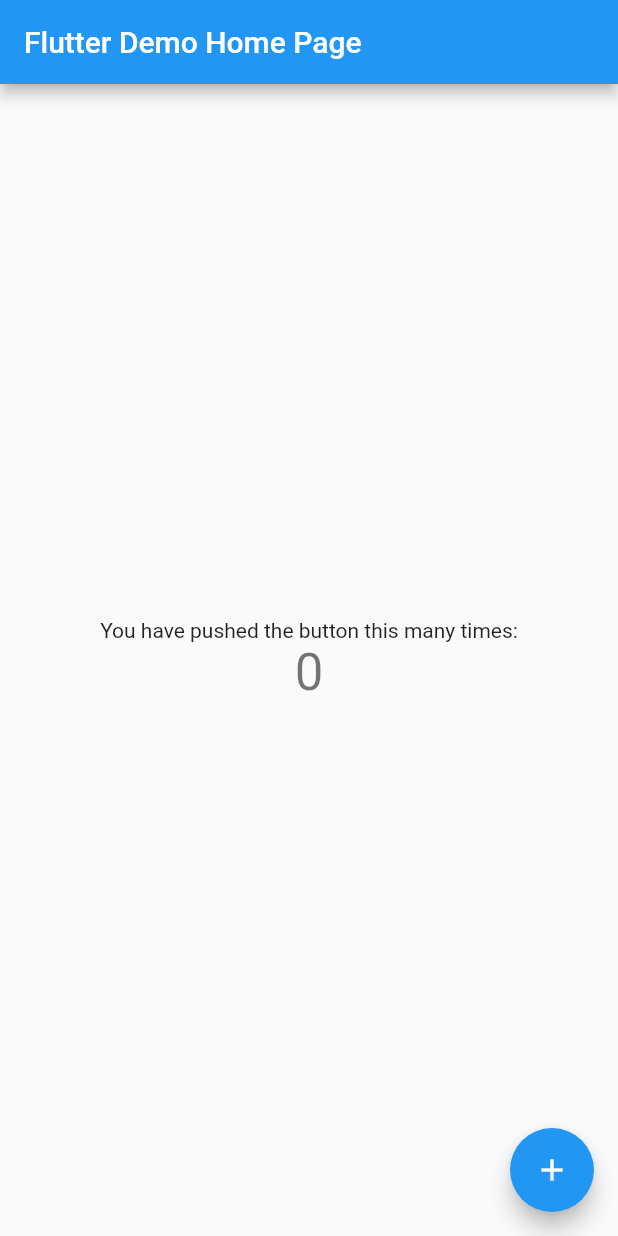
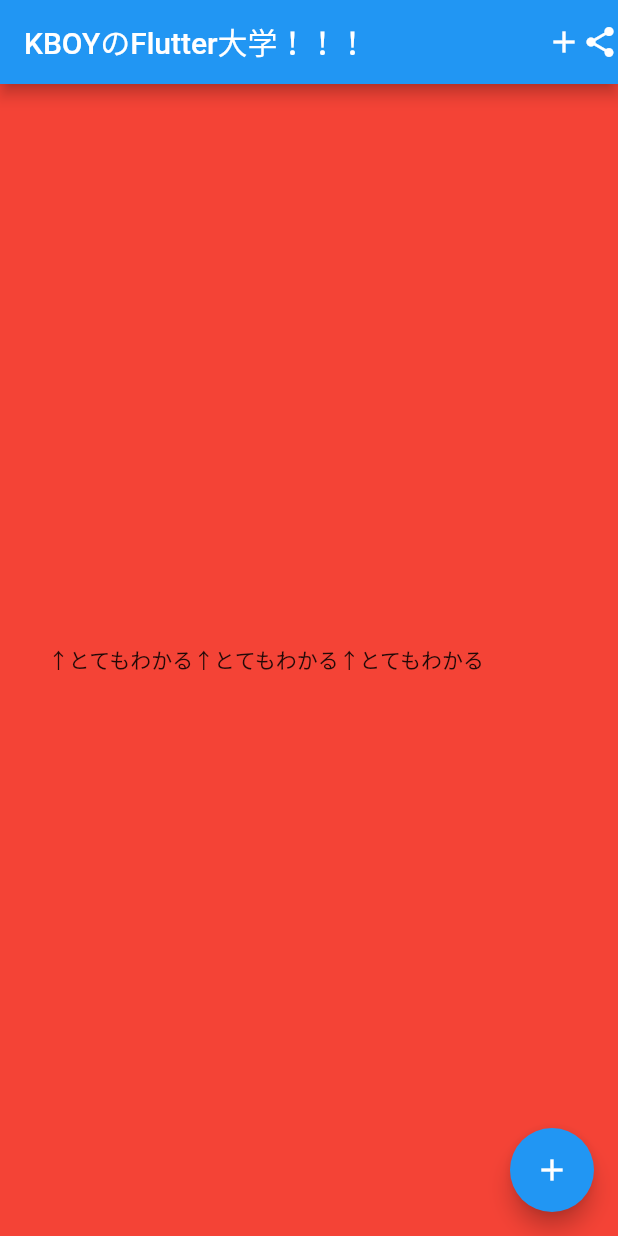
Before and after one commit to TaiyoMate/untitledflutter, a Flutter app: the screen it shows after launch, on a phone screen of 412 x 824 dp. Run offline on Flutter 3.47's test engine with Material 2 defaults, Android fonts, the phone set to English and light mode, and no system bars.

Commit message:
kboy-study: widget

```diff
--- a/lib/main.dart
+++ b/lib/main.dart
@@ -6,22 +6,11 @@
 
 class MyApp extends StatelessWidget {
   const MyApp({Key? key}) : super(key: key);
-
-  // This widget is the root of your application.
   @override
   Widget build(BuildContext context) {
     return MaterialApp(
       title: 'Flutter Demo',
       theme: ThemeData(
-        // This is the theme of your application.
-        //
-        // Try running your application with "flutter run". You'll see the
-        // application has a blue toolbar. Then, without quitting the app, try
-        // changing the primarySwatch below to Colors.green and then invoke
-        // "hot reload" (press "r" in the console where you ran "flutter run",
-        // or simply save your changes to "hot reload" in a Flutter IDE).
-        // Notice that the counter didn't reset back to zero; the application
-        // is not restarted.
         primarySwatch: Colors.blue,
       ),
       home: const MyHomePage(title: 'Flutter Demo Home Page'),
@@ -31,15 +20,6 @@
 
 class MyHomePage extends StatefulWidget {
   const MyHomePage({Key? key, required this.title}) : super(key: key);
-
-  // This widget is the home page of your application. It is stateful, meaning
-  // that it has a State object (defined below) that contains fields that affect
-  // how it looks.
-
-  // This class is the configuration for the state. It holds the values (in this
-  // case the title) provided by the parent (in this case the App widget) and
-  // used by the build method of the State. Fields in a Widget subclass are
-  // always marked "final".
 
   final String title;
 
@@ -52,64 +32,39 @@
 
   void _incrementCounter() {
     setState(() {
-      // This call to setState tells the Flutter framework that something has
-      // changed in this State, which causes it to rerun the build method below
-      // so that the display can reflect the updated values. If we changed
-      // _counter without calling setState(), then the build method would not be
-      // called again, and so nothing would appear to happen.
       _counter++;
     });
   }
 
   @override
   Widget build(BuildContext context) {
-    // This method is rerun every time setState is called, for instance as done
-    // by the _incrementCounter method above.
-    //
-    // The Flutter framework has been optimized to make rerunning build methods
-    // fast, so that you can just rebuild anything that needs updating rather
-    // than having to individually change instances of widgets.
     return Scaffold(
       appBar: AppBar(
-        // Here we take the value from the MyHomePage object that was created by
-        // the App.build method, and use it to set our appbar title.
-        title: Text(widget.title),
+        title: Text('KBOYのFlutter大学！！！'),
+        actions: [
+          Icon(Icons.add),
+          Icon(Icons.share),
+        ],
       ),
-      body: Center(
-        // Center is a layout widget. It takes a single child and positions it
-        // in the middle of the parent.
-        child: Column(
-          // Column is also a layout widget. It takes a list of children and
-          // arranges them vertically. By default, it sizes itself to fit its
-          // children horizontally, and tries to be as tall as its parent.
-          //
-          // Invoke "debug painting" (press "p" in the console, choose the
-          // "Toggle Debug Paint" action from the Flutter Inspector in Android
-          // Studio, or the "Toggle Debug Paint" command in Visual Studio Code)
-          // to see the wireframe for each widget.
-          //
-          // Column has various properties to control how it sizes itself and
-          // how it positions its children. Here we use mainAxisAlignment to
-          // center the children vertically; the main axis here is the vertical
-          // axis because Columns are vertical (the cross axis would be
-          // horizontal).
-          mainAxisAlignment: MainAxisAlignment.center,
-          children: <Widget>[
-            const Text(
-              'You have pushed the button this many times:',
-            ),
-            Text(
-              '$_counter',
-              style: Theme.of(context).textTheme.headline4,
-            ),
-          ],
+      body: Container(
+        height: double.infinity,
+        color: Colors.red,
+        child: Padding(
+          padding: const EdgeInsets.all(32.0),
+          child: Row(
+            children: [
+              Text('↑とてもわかる'),
+              Text('↑とてもわかる'),
+              Text('↑とてもわかる'),
+            ],
+          ),
         ),
       ),
       floatingActionButton: FloatingActionButton(
         onPressed: _incrementCounter,
         tooltip: 'Increment',
         child: const Icon(Icons.add),
-      ), // This trailing comma makes auto-formatting nicer for build methods.
+      ),
     );
   }
 }
```
